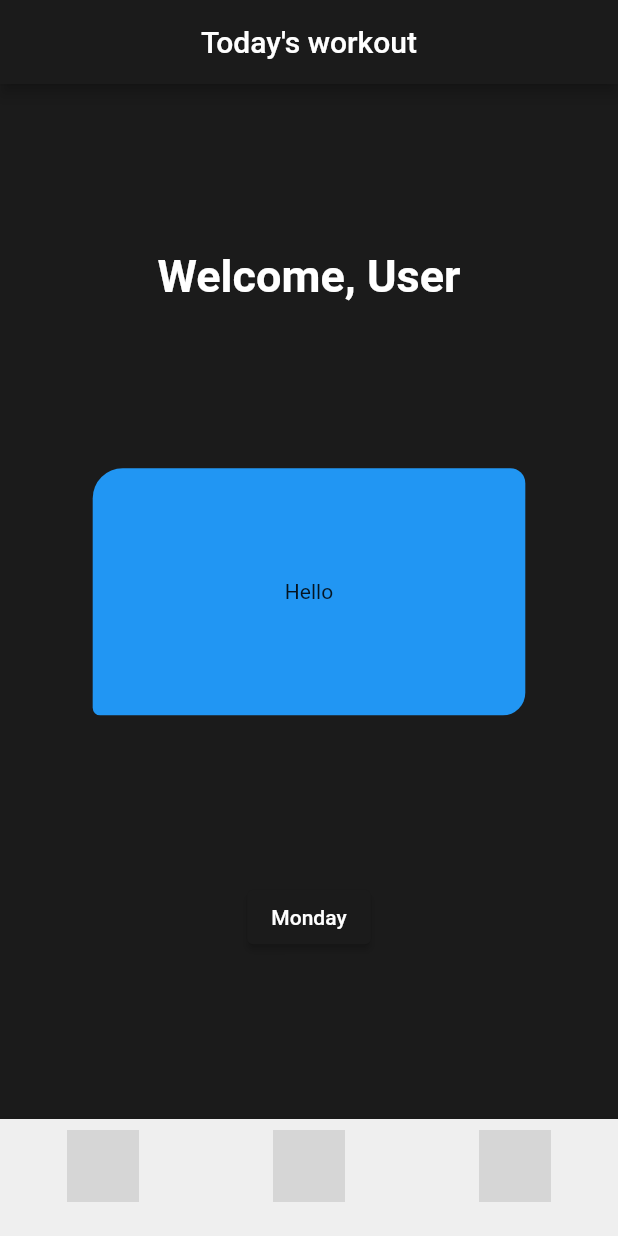
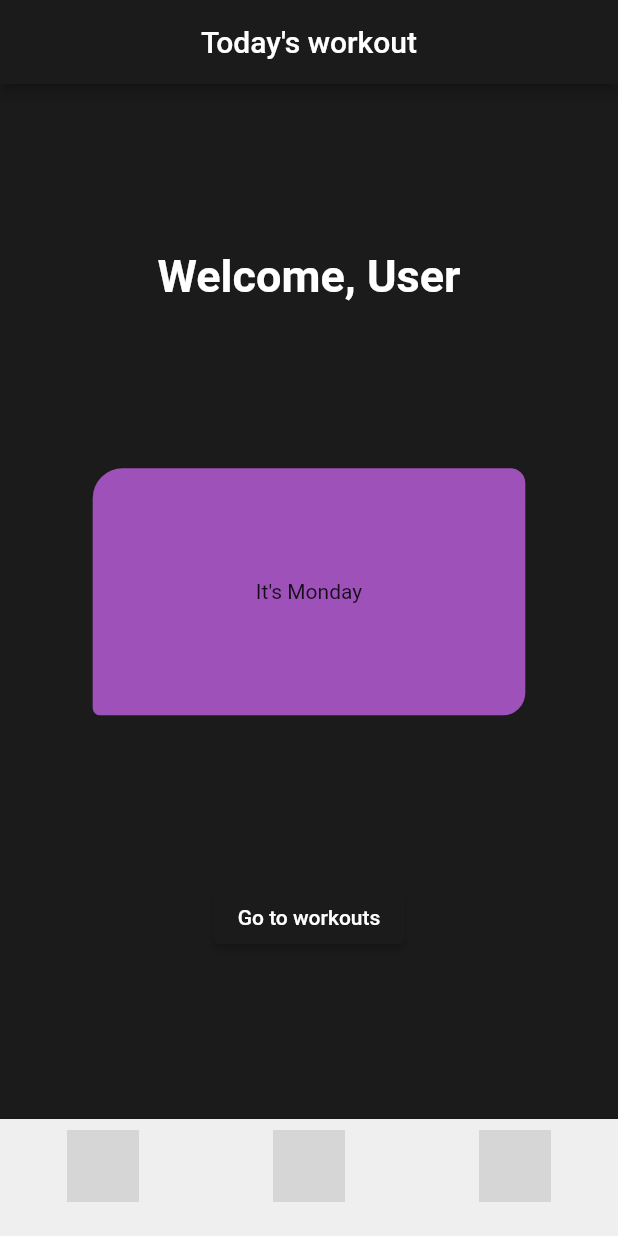
Before and after one commit to sophiavl/s1135382_s1133373_iiatimd_app, a Flutter app: the screen it shows after launch, on a phone screen of 412 x 824 dp. Run offline on Flutter 3.47's test engine with Material 2 defaults, Android fonts, the phone set to English and light mode, and no system bars; grey boxes are pictures that could not be loaded.

Commit message:
changed color

```diff
--- a/lib/home_page.dart
+++ b/lib/home_page.dart
@@ -35,7 +35,7 @@ class _HomePageState extends State<HomePage> {
               height: MediaQuery.of(context).size.height * 0.2,
               alignment: Alignment.center,
               decoration: const BoxDecoration(
-                color: Colors.blue,
+                color: Color(0xFF9F51BA),
                 borderRadius: BorderRadius.only(
                   topLeft: Radius.circular(20),
                   topRight: Radius.circular(10),
@@ -43,7 +43,7 @@ class _HomePageState extends State<HomePage> {
                   bottomRight: Radius.circular(15),
                 ),
               ),
-              child: const Text('Hello'),
+              child: Text("It's $formattedDate"),
             ),
             ElevatedButton(
               onPressed: () {
@@ -53,7 +53,7 @@ class _HomePageState extends State<HomePage> {
                   }),
                 );
               },
-              child: Text(formattedDate),
+              child: const Text('Go to workouts'),
             ),
           ],
         ),
```
